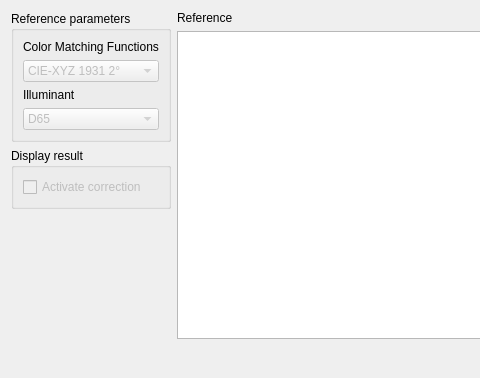
Above: apps/gui/fittingdialog.ui from afichet/camera-calibration before the change; both pictures show x 0 to 480 and y 0 to 378 of the 1018 by 378 pixel window. Below: the same form after it.
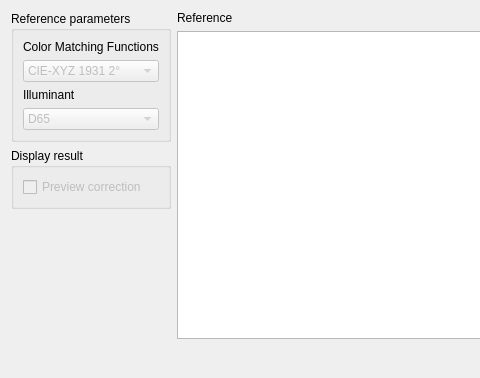
That is the form after the change. Custom widgets are drawn as their Qt base class.

What changed in the file:
```diff
--- a/apps/gui/fittingdialog.ui
+++ b/apps/gui/fittingdialog.ui
@@ -97,7 +97,7 @@
              <bool>false</bool>
             </property>
             <property name="text">
-             <string>Activate correction</string>
+             <string>Preview correction</string>
             </property>
            </widget>
           </item>
```
